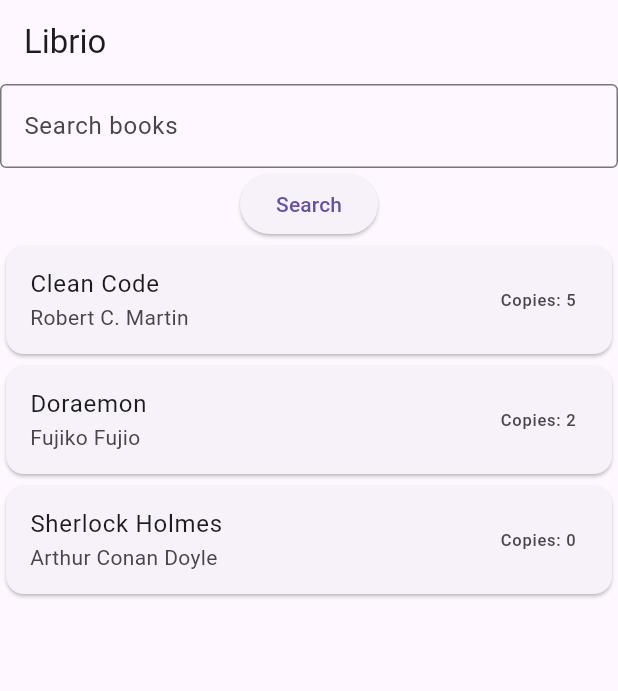
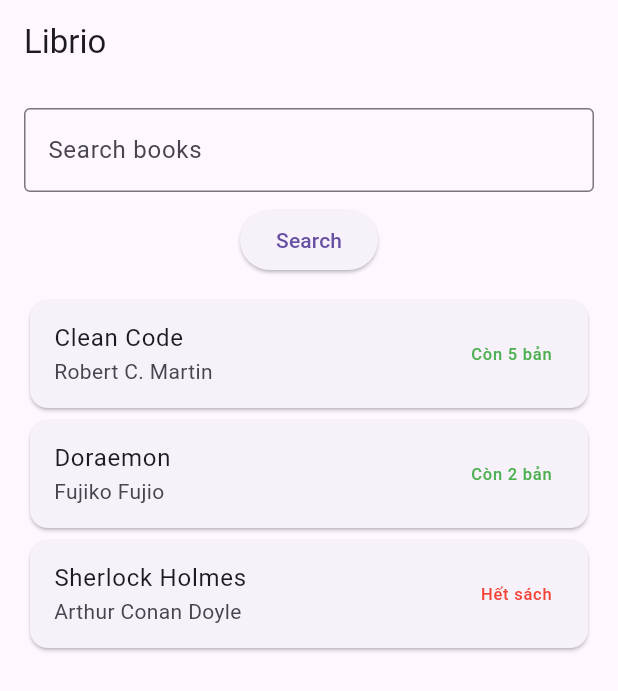
Before and after one commit to hoanglcnn-oss/AFOD_Librio_Mobile, a Flutter app: the screen it shows after launch, on a phone screen of 412 x 824 dp. Shown: the top 691 px of the screen. Run offline on Flutter 3.47's test engine with Material 3 defaults, Android fonts, the phone set to English and light mode, and no system bars.

Commit message:
feat: Day 4: add book list screen with search functionality and responsive layout

```diff
--- a/Flutter_Tracking/basics/lib/main.dart
+++ b/Flutter_Tracking/basics/lib/main.dart
@@ -1,145 +1,7 @@
 import 'package:flutter/material.dart';
+import 'widgets/book_card.dart';
+import 'screens/booklist_screen.dart';
 
 void main() {
   runApp(const MaterialApp(home: BookListScreen()));
 }
-
-class BookListScreen extends StatefulWidget {
-  const BookListScreen({super.key});
-
-  @override
-  State<BookListScreen> createState() => _BookListScreenState();
-}
-
-class _BookListScreenState extends State<BookListScreen> {
-  final TextEditingController searchController = TextEditingController();
-
-  //mock data
-  final List<Map<String, dynamic>> books = [
-    {'title': 'Clean Code', 'author': 'Robert C. Martin', 'copies': 5},
-    {'title': 'Doraemon', 'author': 'Fujiko Fujio', 'copies': 2},
-    {'title': 'Sherlock Holmes', 'author': 'Arthur Conan Doyle', 'copies': 0},
-  ];
-
-  // E1:
-  // Tạo biến filteredBooks để lưu danh sách sau lọc.
-  // Dùng late vì sẽ gán giá trị ban đầu trong initState().
-  late List<Map<String, dynamic>> filteredBooks;
-
-  @override
-  void initState() {
-    super.initState();
-
-    // E2:
-    // Khởi tạo danh sách hiển thị ban đầu.
-    filteredBooks = List.from(books);
-  }
-
-  // E3:
-  // Viết hàm searchBooks().
-  // Lấy keyword từ controller,
-  // trim + toLowerCase,
-  // lọc books theo title,
-  // cập nhật UI bằng setState().
-  void searchBooks() {
-    setState(() {
-      // Bỏ khoảng trắng đầu/cuối và chuyển về chữ thường
-      // để tìm kiếm không phân biệt chữ hoa, chữ thường.
-      String keyword = searchController.text.trim().toLowerCase();
-      //ô search không có gì
-      if (keyword.isEmpty) {
-        filteredBooks = List.from(books);
-      } else {
-        //ô search có gì thì tìm sách theo title
-        filteredBooks = books.where((book) {
-          final title = book['title'] as String;
-          return title.toLowerCase().contains(keyword);
-        }).toList();
-      }
-    });
-  }
-
-  @override
-  void dispose() {
-    searchController.dispose();
-    super.dispose();
-  }
-
-  @override
-  Widget build(BuildContext context) {
-    return Scaffold(
-      appBar: AppBar(title: const Text('Librio')),
-      body: Column(
-        children: [
-          // E4:
-          // TextField + nút Search.
-          TextField(
-            controller: searchController,
-            decoration: InputDecoration(
-              labelText: 'Search books',
-              border: OutlineInputBorder(),
-            ),
-          ),
-          // Bấm nút để thực hiện tìm kiếm.
-          ElevatedButton(onPressed: searchBooks, child: Text('Search')),
-
-          // E5:
-          // Expanded chứa:
-          // - Thông báo nếu filteredBooks rỗng.
-          // - ListView.builder nếu có dữ liệu.
-          // Mỗi item dùng BookCard
-          // -> Chiếm phần chiều cao còn lại để hiển thị kết quả.
-          Expanded(
-            child: filteredBooks.isEmpty
-                // Không có sách phù hợp thì hiển thị thông báo.
-                ? Center(child: Text('No books found'))
-                // có sách phù hợp thì hiển thị danh sách sách
-                : ListView.builder(
-                    itemCount: filteredBooks.length,
-                    itemBuilder: (context, index) {
-                      final book = filteredBooks[index];
-                      return BookCard(
-                        title: book['title'],
-                        author: book['author'],
-                        copies: book['copies'],
-                      );
-                    },
-                  ),
-          ),
-        ],
-      ),
-    );
-  }
-}
-
-// Widget hiển thị thông tin của một cuốn sách.
-// Dùng StatelessWidget vì widget này chỉ nhận dữ liệu
-// và hiển thị, không tự quản lý state.
-class BookCard extends StatelessWidget {
-  final String title;
-  final String author;
-  final int copies;
-
-  const BookCard({
-    super.key,
-    required this.title,
-    required this.author,
-    required this.copies,
-  });
-
-  @override
-  Widget build(BuildContext context) {
-    // E6:
-    // Trả về UI hiển thị thông tin một cuốn sách.
-    // Có thể dùng Row, Column, Padding, Icon...
-    return Card(
-      // ListTile hiển thị tiêu đề sách, tác giả sách, số bản còn lại
-      child: ListTile(
-        title: Text(title),
-        subtitle: Text(author),
-        // Hiển thị số bản còn lại
-        trailing: Text('Copies: $copies'),
-      ),
-    );
-  }
-}
--- /dev/null
+++ b/Flutter_Tracking/basics/lib/screens/booklist_screen.dart
@@ -0,0 +1,149 @@
+import 'package:flutter/material.dart';
+import '../widgets/book_card.dart';
+
+class BookListScreen extends StatefulWidget {
+  const BookListScreen({super.key});
+
+  @override
+  State<BookListScreen> createState() => _BookListScreenState();
+}
+
+class _BookListScreenState extends State<BookListScreen> {
+  final TextEditingController searchController = TextEditingController();
+
+  //mock data
+  final List<Map<String, dynamic>> books = [
+    {'title': 'Clean Code', 'author': 'Robert C. Martin', 'copies': 5},
+    {'title': 'Doraemon', 'author': 'Fujiko Fujio', 'copies': 2},
+    {'title': 'Sherlock Holmes', 'author': 'Arthur Conan Doyle', 'copies': 0},
+  ];
+
+  // E1:
+  // Tạo biến filteredBooks để lưu danh sách sau lọc.
+  // Dùng late vì sẽ gán giá trị ban đầu trong initState().
+  late List<Map<String, dynamic>> filteredBooks;
+
+  @override
+  void initState() {
+    super.initState();
+
+    // E2:
+    // Khởi tạo danh sách hiển thị ban đầu.
+    filteredBooks = List.from(books);
+  }
+
+  // E3:
+  // Viết hàm searchBooks().
+  // Lấy keyword từ controller,
+  // trim + toLowerCase,
+  // lọc books theo title,
+  // cập nhật UI bằng setState().
+  void searchBooks() {
+    setState(() {
+      // Bỏ khoảng trắng đầu/cuối và chuyển về chữ thường
+      // để tìm kiếm không phân biệt chữ hoa, chữ thường.
+      String keyword = searchController.text.trim().toLowerCase();
+      //ô search không có gì
+      if (keyword.isEmpty) {
+        filteredBooks = List.from(books);
+      } else {
+        //ô search có gì thì tìm sách theo title
+        filteredBooks = books.where((book) {
+          final title = book['title'] as String;
+          return title.toLowerCase().contains(keyword);
+        }).toList();
+      }
+    });
+  }
+
+  @override
+  void dispose() {
+    searchController.dispose();
+    super.dispose();
+  }
+
+  @override
+  Widget build(BuildContext context) {
+    return Scaffold(
+      appBar: AppBar(title: const Text('Librio')),
+      body: LayoutBuilder(
+        builder: (context, constraints) {
+          // 1: Dựa vào constraints.maxWidth
+          // để xác định isWide (ngưỡng 600px).
+          final isWide = constraints.maxWidth >= 600;
+
+          return Padding(
+            padding: const EdgeInsets.all(16),
+            child: Column(
+              children: [
+                // 2: Nếu isWide == true
+                if (isWide)
+                  Row(
+                    children: [
+                      Expanded(
+                        child: TextField(
+                          controller: searchController,
+                          decoration: const InputDecoration(
+                            labelText: 'Search books',
+                            border: OutlineInputBorder(),
+                          ),
+                        ),
+                      ),
+                      const SizedBox(width: 8),
+                      ElevatedButton(
+                        onPressed: searchBooks,
+                        child: const Text('Search'),
+                      ),
+                    ],
+                  )
+                // 2D: Ngược lại, dùng Column
+                // để xếp TextField và nút Search theo chiều dọc.
+                else
+                  Column(
+                    children: [
+                      TextField(
+                        controller: searchController,
+                        decoration: const InputDecoration(
+                          labelText: 'Search books',
+                          border: OutlineInputBorder(),
+                        ),
+                      ),
+                      const SizedBox(height: 8),
+                      // Bấm nút để thực hiện tìm kiếm.
+                      ElevatedButton(
+                        onPressed: searchBooks,
+                        child: const Text('Search'),
+                      ),
+                    ],
+                  ),
+                const SizedBox(height: 12),
+                // 3: Expanded chứa:
+                // - Thông báo nếu filteredBooks rỗng.
+                // - ListView.builder nếu có dữ liệu.
+                // Mỗi item dùng BookCard
+                // -> Chiếm phần chiều cao còn lại để hiển thị kết quả.
+                Expanded(
+                  child: filteredBooks.isEmpty
+                      // Không có sách phù hợp thì hiển thị thông báo.
+                      ? Center(child: Text('No books found'))
+                      // có sách phù hợp thì hiển thị danh sách sách
+                      : ListView.builder(
+                          itemCount: filteredBooks.length,
+                          itemBuilder: (context, index) {
+                            final book = filteredBooks[index];
+                            return BookCard(
+                              title: book['title'],
+                              author: book['author'],
+                              copies: book['copies'],
+                            );
+                          },
+                        ),
+                ),
+              ],
+            ),
+          );
+        },
+      ),
+    );
+  }
+}
--- /dev/null
+++ b/Flutter_Tracking/basics/lib/widgets/book_card.dart
@@ -0,0 +1,40 @@
+import 'package:flutter/material.dart';
+
+// Widget hiển thị thông tin của một cuốn sách.
+// Dùng StatelessWidget vì widget này chỉ nhận dữ liệu
+// và hiển thị, không tự quản lý state.
+class BookCard extends StatelessWidget {
+  final String title;
+  final String author;
+  final int copies;
+
+  const BookCard({
+    super.key,
+    required this.title,
+    required this.author,
+    required this.copies,
+  });
+
+  @override
+  Widget build(BuildContext context) {
+    // E6:
+    // Trả về UI hiển thị thông tin một cuốn sách.
+    // Có thể dùng Row, Column, Padding, Icon...
+    return Card(
+      // ListTile hiển thị tiêu đề sách, tác giả sách, số bản còn lại
+      child: ListTile(
+        title: Text(title),
+        subtitle: Text(author),
+        // Hiển thị số bản còn lại
+        trailing: Text(
+          // Nếu copies == 0 -> hiển thị 'Hết sách'
+          // Ngược lại -> hiển thị 'Còn ... bản'
+          // dùng toán tử ba ngôi condition ? A : B
+          copies == 0 ? 'Hết sách' : 'Còn $copies bản',
+          // thuộc tính style
+          style: TextStyle(color: copies == 0 ? Colors.red : Colors.green),
+        ),
+      ),
+    );
+  }
+}
```
